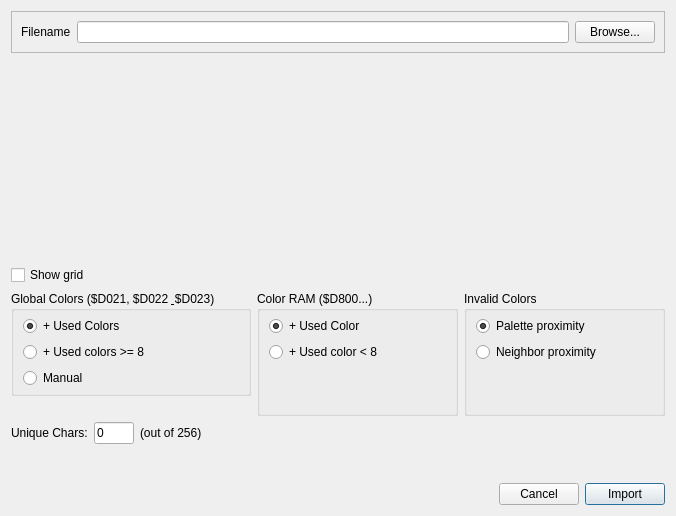
Above: src/importkoaladialog.ui from ricardoquesada/vchar64 before the change. Below: the same form after it.
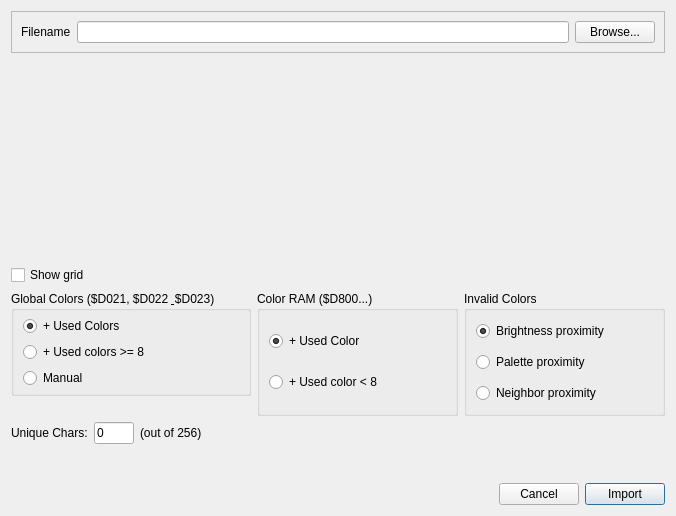
That is the form after the change. Custom widgets are drawn as their Qt base class.

Commit message: adds brightness proximity

The edit to the form file:
```diff
--- a/src/importkoaladialog.ui
+++ b/src/importkoaladialog.ui
@@ -184,19 +184,6 @@
           </property>
          </widget>
         </item>
-        <item>
-         <spacer name="verticalSpacer_2">
-          <property name="orientation">
-           <enum>Qt::Vertical</enum>
-          </property>
-          <property name="sizeHint" stdset="0">
-           <size>
-            <width>20</width>
-            <height>40</height>
-           </size>
-          </property>
-         </spacer>
-        </item>
        </layout>
       </widget>
      </item>
@@ -212,13 +199,23 @@
         <property name="bottomMargin">
          <number>5</number>
         </property>
+        <item>
+         <widget class="QRadioButton" name="radioButtonBrightness">
+          <property name="text">
+           <string>Brightness proximity</string>
+          </property>
+          <property name="checked">
+           <bool>true</bool>
+          </property>
+         </widget>
+        </item>
         <item>
          <widget class="QRadioButton" name="radioButtonPalette">
           <property name="text">
            <string>Palette proximity</string>
           </property>
           <property name="checked">
-           <bool>true</bool>
+           <bool>false</bool>
           </property>
          </widget>
         </item>
@@ -232,19 +229,6 @@
           </property>
          </widget>
         </item>
-        <item>
-         <spacer name="verticalSpacer_3">
-          <property name="orientation">
-           <enum>Qt::Vertical</enum>
-          </property>
-          <property name="sizeHint" stdset="0">
-           <size>
-            <width>20</width>
-            <height>40</height>
-           </size>
-          </property>
-         </spacer>
-        </item>
        </layout>
       </widget>
      </item>
```
The commit also changes 2 other files.
